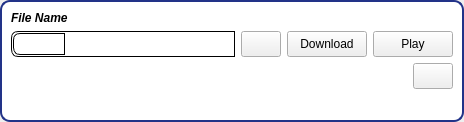
First picture: the form in retroshare-gui/src/gui/feeds/SubFileItem.ui, repository RetroShare/RetroShare, before the edit.
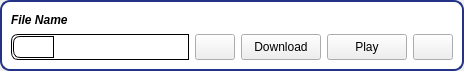
Second picture: the form after the edit. Icons and pictures are not drawn.

Commit message: Optimized layout of the SubFileItem. Show the cancel button only when downloading or when used in CreateChannelMsg. Hide empty message text. Fixed german language.

What changed in the file:
```diff
--- a/retroshare-gui/src/gui/feeds/SubFileItem.ui
+++ b/retroshare-gui/src/gui/feeds/SubFileItem.ui
@@ -7,7 +7,7 @@
     <x>0</x>
     <y>0</y>
     <width>464</width>
-    <height>122</height>
+    <height>71</height>
    </rect>
   </property>
   <property name="sizePolicy">
@@ -37,12 +37,6 @@
        <verstretch>0</verstretch>
       </sizepolicy>
      </property>
-     <property name="minimumSize">
-      <size>
-       <width>0</width>
-       <height>122</height>
-      </size>
-     </property>
      <property name="styleSheet">
       <string notr="true">QFrame#frame{border: 2px solid #238;
 background: white;
@@ -221,27 +215,7 @@
           </property>
          </widget>
         </item>
-       </layout>
-      </item>
-      <item row="2" column="0">
-       <layout class="QGridLayout" name="gridLayout">
-        <item row="0" column="0">
-         <spacer>
-          <property name="orientation">
-           <enum>Qt::Horizontal</enum>
-          </property>
-          <property name="sizeType">
-           <enum>QSizePolicy::Expanding</enum>
-          </property>
-          <property name="sizeHint" stdset="0">
-           <size>
-            <width>418</width>
-            <height>17</height>
-           </size>
-          </property>
-         </spacer>
-        </item>
-        <item row="0" column="1">
+        <item>
          <widget class="QPushButton" name="saveButton">
           <property name="sizePolicy">
            <sizepolicy hsizetype="Fixed" vsizetype="Fixed">
@@ -269,19 +243,6 @@
         </item>
        </layout>
       </item>
-      <item row="3" column="0">
-       <spacer name="verticalSpacer">
-        <property name="orientation">
-         <enum>Qt::Vertical</enum>
-        </property>
-        <property name="sizeHint" stdset="0">
-         <size>
-          <width>20</width>
-          <height>20</height>
-         </size>
-        </property>
-       </spacer>
-      </item>
      </layout>
     </widget>
    </item>
```
Left out of the diff: 3 changed lines with no effect on the pictures. The commit also changes 7 other files.
